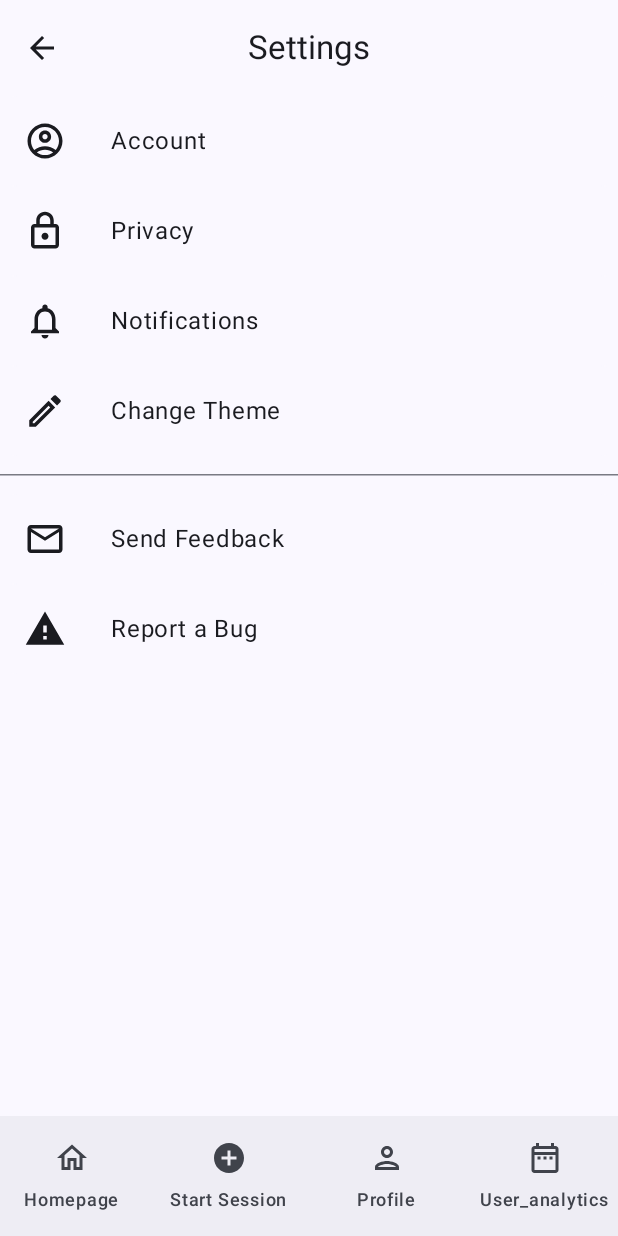
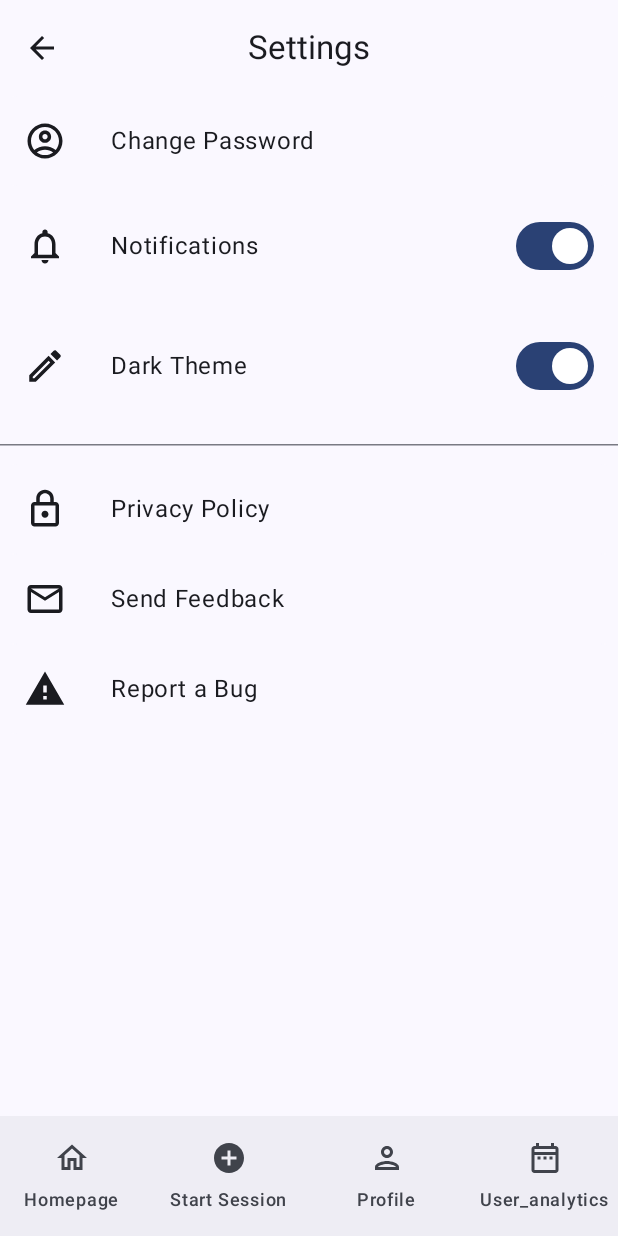
Before and after one commit to Nosver/FocusLit, an Android app built with Jetpack Compose: the SettingsScreen screen opened through its navigation route, on a phone screen of 412 x 824 dp. Run offline under Robolectric (Android 15) with nearby library versions, the phone set to English and light mode, and no system bars.

Commit message:
Settings screen items implemented

```diff
--- a/FocusLit-Android/app/build.gradle.kts
+++ b/FocusLit-Android/app/build.gradle.kts
@@ -50,6 +50,8 @@ dependencies {
     implementation(libs.androidx.material3)
     implementation(libs.androidx.lifecycle.viewmodel.compose)
     implementation(libs.androidx.compose.foundation)
+    implementation(libs.androidx.espresso.core)
+    implementation(libs.androidx.animation.core.lint)
     testImplementation(libs.junit)
     androidTestImplementation(libs.androidx.junit)
     androidTestImplementation(libs.androidx.espresso.core)
--- a/FocusLit-Android/app/src/main/java/com/focus/lit/ui/navigation/NavigationGraph.kt
+++ b/FocusLit-Android/app/src/main/java/com/focus/lit/ui/navigation/NavigationGraph.kt
@@ -8,6 +8,7 @@ import androidx.navigation.compose.NavHost
 import androidx.navigation.compose.composable
 import androidx.navigation.navArgument
 import com.focus.lit.ui.view.AddTagScreen
+import com.focus.lit.ui.view.ChangePasswordScreen
 import com.focus.lit.ui.view.HomepageScreen
 import com.focus.lit.ui.view.LoginScreen
 import com.focus.lit.ui.view.ProfileScreen
@@ -37,5 +38,6 @@ fun NavigationGraph(navController: NavHostController) {
         }
 
             composable(Screen.Settings.route){SettingsScreen(navController)}
-           }
+            composable(Screen.AccountSettings.route){ChangePasswordScreen(navController)}
+    }
 }
--- a/FocusLit-Android/app/src/main/java/com/focus/lit/ui/navigation/Routes.kt
+++ b/FocusLit-Android/app/src/main/java/com/focus/lit/ui/navigation/Routes.kt
@@ -10,4 +10,5 @@ sealed class Screen(val route: String) {
     object UserAnalytics : Screen("user_analytics")
     object Timer : Screen("timer")
     object Settings: Screen("settings")
+    object AccountSettings: Screen("accountSettings")
 }
--- a/FocusLit-Android/app/src/main/java/com/focus/lit/ui/view/SettingsScreen.kt
+++ b/FocusLit-Android/app/src/main/java/com/focus/lit/ui/view/SettingsScreen.kt
@@ -1,6 +1,7 @@
 package com.focus.lit.ui.view
 
 import androidx.compose.animation.core.animateDpAsState
+import androidx.compose.foundation.clickable
 import androidx.compose.foundation.isSystemInDarkTheme
 import androidx.compose.foundation.layout.*
 import androidx.compose.foundation.lazy.LazyColumn
@@ -14,7 +15,6 @@ import androidx.compose.ui.Alignment
 import androidx.compose.ui.Modifier
 import androidx.compose.ui.draw.shadow
 import androidx.compose.ui.graphics.vector.ImageVector
-import androidx.compose.ui.tooling.preview.Preview
 import androidx.compose.ui.unit.dp
 import androidx.navigation.NavController
 
@@ -54,6 +54,10 @@ fun SettingsScreen(navController: NavController) {
     }
     val appBarElevation by animateDpAsState(targetValue = if (hasScrolled) 4.dp else 0.dp, label = "elevation")
 
+    var isNotifiable by remember { mutableStateOf(true) }
+
+    var darkTheme by remember { mutableStateOf(true) }
+
     Scaffold(
         containerColor = MaterialTheme.colorScheme.surface,
         contentColor = MaterialTheme.colorScheme.onSurface,
@@ -84,30 +88,34 @@ fun SettingsScreen(navController: NavController) {
             ) {
                 item {
                     CategoryItem(
-                        title = "Account",
+                        title = "Change Password",
                         icon = Icons.Outlined.AccountCircle,
-                        onClick = { /*TODO*/ })
+                        onClick = { navController.navigate("accountSettings") })
                 }
 
                 item {
+                    SwitchableItem(
+                        title = "Notifications",
+                        icon = Icons.Outlined.Notifications,
+                        checked = isNotifiable,
+                        onCheckedChange = { isNotifiable = it }
+                    )
+                }
+                item {
+                    SwitchableItem(
+                        title = "Dark Theme",
+                        icon = Icons.Outlined.Create,
+                        checked = darkTheme,
+                        onCheckedChange = { darkTheme = it }
+                    )
+                }
+                item { HorizontalDivider(modifier = Modifier.padding(vertical = 12.dp)) }
+                item {
                     CategoryItem(
-                        title = "Privacy",
+                        title = "Privacy Policy",
                         icon = Icons.Outlined.Lock,
                         onClick = { /*TODO*/ })
                 }
-                item {
-                    CategoryItem(
-                        title = "Notifications",
-                        icon = Icons.Outlined.Notifications,
-                        onClick = { /*TODO*/ })
-                }
-                item {
-                    CategoryItem(
-                        title = "Change Theme",
-                        icon = Icons.Outlined.Create,
-                        onClick = { /*TODO*/ })
-                }
-                item { HorizontalDivider(modifier = Modifier.padding(vertical = 12.dp)) }
                 item {
                     CategoryItem(
                         title = "Send Feedback",
@@ -125,3 +133,30 @@ fun SettingsScreen(navController: NavController) {
         }
     }
 }
+
+@Composable
+fun SwitchableItem(title: String, icon: ImageVector, checked: Boolean, onCheckedChange: (Boolean) -> Unit) {
+    Row(
+        modifier = Modifier
+            .fillMaxWidth()
+            .clickable { onCheckedChange(!checked) }
+            .padding(horizontal = 16.dp, vertical = 16.dp),
+        verticalAlignment = Alignment.CenterVertically,
+        horizontalArrangement = Arrangement.SpaceBetween
+    ) {
+        Row(verticalAlignment = Alignment.CenterVertically) {
+            Icon(
+                icon,
+                contentDescription = null,
+                modifier = Modifier.size(28.dp),
+                tint = MaterialTheme.colorScheme.onSurface
+            )
+            Spacer(modifier = Modifier.width(30.dp))
+            Text(title, style = MaterialTheme.typography.bodyLarge)
+        }
+        Switch(
+            checked = checked,
+            onCheckedChange = onCheckedChange
+        )
+    }
+}
--- a/FocusLit-Android/gradle/libs.versions.toml
+++ b/FocusLit-Android/gradle/libs.versions.toml
@@ -12,6 +12,7 @@ composeBom = "2024.04.01"
 lifecycleViewModelCompose = "2.6.2"
 navigationCompose = "2.8.9"
 composeFoundation = "1.6.8"
+animationCoreLint = "1.8.0-rc02"
 
 [libraries]
 androidx-core-ktx = { group = "androidx.core", name = "core-ktx", version.ref = "coreKtx" }
@@ -33,6 +34,7 @@ androidx-ui-test-junit4 = { group = "androidx.compose.ui", name = "ui-test-junit
 androidx-material3 = { group = "androidx.compose.material3", name = "material3" }
 androidx-lifecycle-viewmodel-compose = { group = "androidx.lifecycle", name = "lifecycle-viewmodel-compose", version.ref = "lifecycleViewModelCompose" }
 androidx-compose-foundation = {group= "androidx.compose.foundation", name = "foundation", version.ref = "composeFoundation"}
+androidx-animation-core-lint = { group = "androidx.compose.animation", name = "animation-core-lint", version.ref = "animationCoreLint" }
 
 [plugins]
 android-application = { id = "com.android.application", version.ref = "agp" }
```
Also changed, not shown: FocusLit-Android/app/src/main/java/com/focus/lit/ui/view/ChangePasswordScreen.kt (added, +118 -0 lines).
